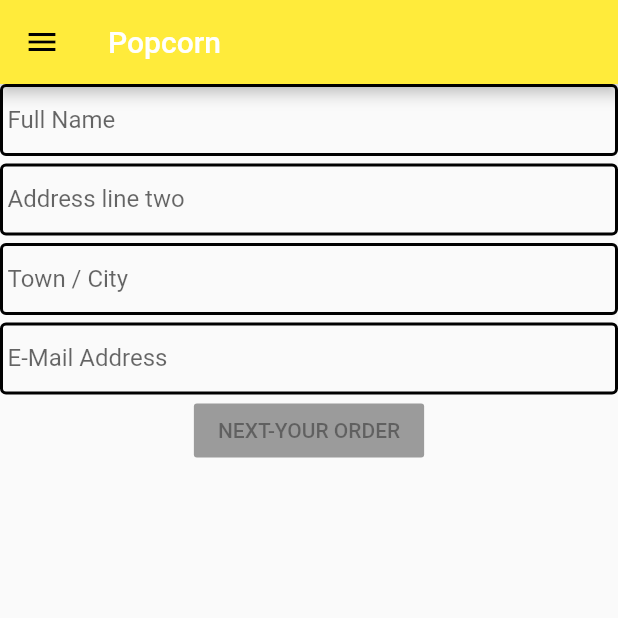
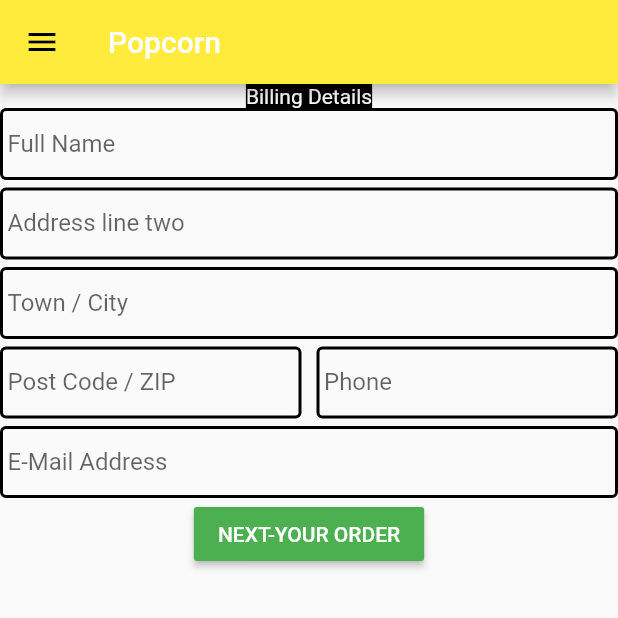
Before and after one commit to rkratnesh852/Popcorn, a Flutter app: the screen it shows after launch, on a phone screen of 412 x 824 dp, the top half of it. Run offline on Flutter 3.47's test engine with Material 2 defaults, Android fonts, the phone set to English and light mode, and no system bars.

Commit message:
checkout screen design

```diff
--- a/lib/screens/checkout.dart
+++ b/lib/screens/checkout.dart
@@ -1,29 +1,73 @@
 import 'package:flutter/material.dart';
+import 'package:flutter/rendering.dart';
+
 import '../widget/custom_edit_text.dart';
 
 class CheckOut extends StatelessWidget {
   Widget build(BuildContext context) {
-      return buildCheckOutUI(context);
+    return Container(
+      child: Column(
+        children: <Widget>[buildCouponUI(context), buildCheckOutUI(context)],
+      ),
+    );
+  }
+
+  Widget buildCouponUI(BuildContext context) {
+    return Container(
+      child: Column(
+        crossAxisAlignment: CrossAxisAlignment.center,
+        children: <Widget>[
+          Text(
+            'Billing Details',
+            textAlign: TextAlign.center,
+            style:
+                TextStyle(color: Colors.white, backgroundColor: Colors.black),
+          ),
+        ],
+      ),
+    );
   }
 
   Widget buildCheckOutUI(BuildContext context) {
     return Column(
       children: <Widget>[
         CustomEditText('Full Name'),
-        Container(margin: EdgeInsets.only(top: 5.0,left: 5.0,right: 5.0),),
+        Container(
+          margin: EdgeInsets.only(top: 5.0, left: 5.0, right: 5.0),
+        ),
         CustomEditText('Address line two'),
-        Container(margin: EdgeInsets.only(top: 5.0,left: 5.0,right: 5.0),),
+        Container(
+          margin: EdgeInsets.only(top: 5.0, left: 5.0, right: 5.0),
+        ),
         CustomEditText('Town / City'),
-        Container(margin: EdgeInsets.only(top: 5.0,left: 5.0,right: 5.0),),
+        Container(
+          margin: EdgeInsets.only(top: 5.0, left: 5.0, right: 5.0),
+        ),
+        Row(
+          mainAxisAlignment: MainAxisAlignment.spaceEvenly,
+          children: <Widget>[
+            Expanded(
+              child: CustomEditText('Post Code / ZIP'),
+            ),
+            Container(
+              margin: EdgeInsets.only(top: 5.0, left: 5.0, right: 5.0),
+            ),
+            Expanded(
+              child: CustomEditText('Phone'),
+            )
+          ],
+        ),
+        Container(
+          margin: EdgeInsets.only(top: 5.0, left: 5.0, right: 5.0),
+        ),
         CustomEditText('E-Mail Address'),
-        /*Row(
-          children: <Widget>[
-            CustomEditText('Full Name'),
-            CustomEditText('Full Name'),
-          ],
-        )*/
         RaisedButton(
-          child: Text('NEXT-YOUR ORDER'),
+          color: Colors.green,
+          child: Text(
+            'NEXT-YOUR ORDER',
+            style: TextStyle(color: Colors.white),
+          ),
+          onPressed: () {},
         )
       ],
     );
```
